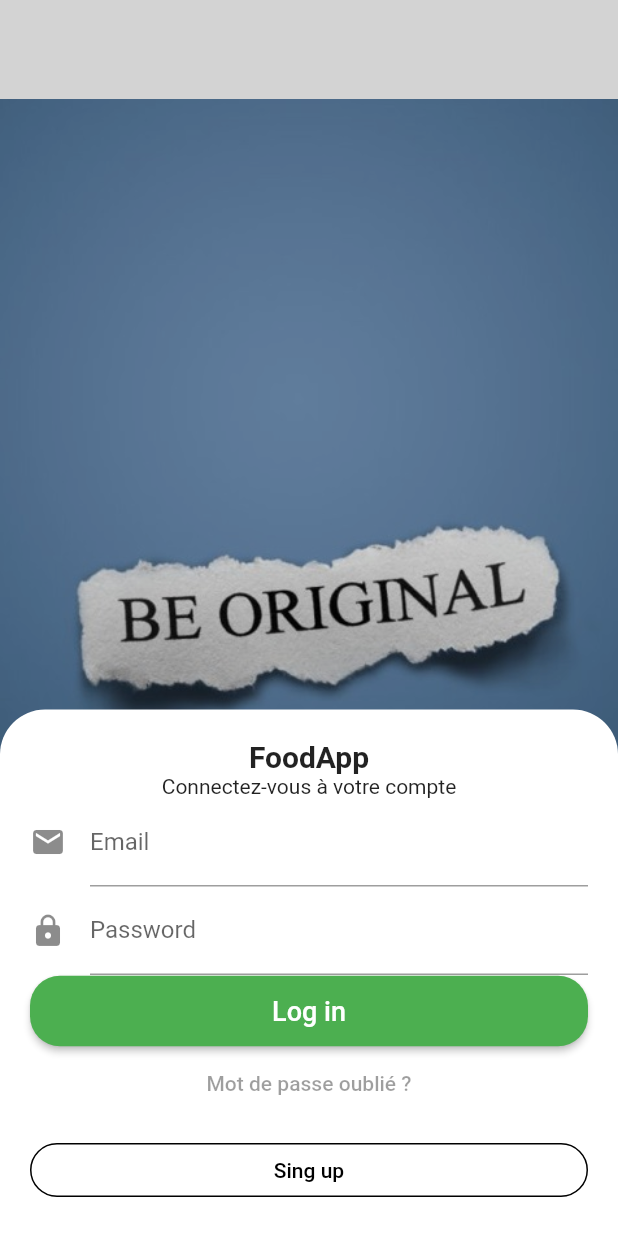
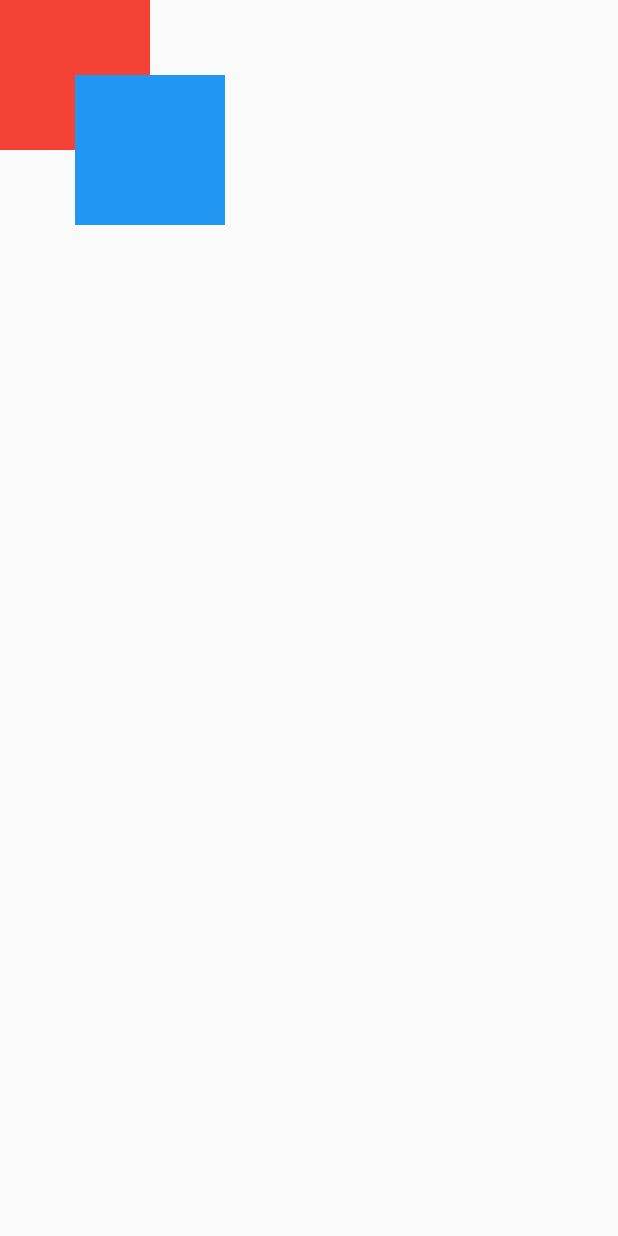
Before and after one commit to miraboy/foodApp, a Flutter app: the loginpage screen opened directly, after a tap on "Log in", on a phone screen of 412 x 824 dp. Run offline on Flutter 3.47's test engine with Material 2 defaults, Android fonts, the phone set to English and light mode, and no system bars.

Commit message:
19/01/2023 9:42

```diff
--- a/lib/main.dart
+++ b/lib/main.dart
@@ -2,6 +2,7 @@ import 'package:FoodApp/screens/login_page.dart';
 import 'package:FoodApp/screens/register.dart';
 import 'package:flutter/material.dart';
 import 'screens/accueil.dart';
+import 'screens/food.dart';
 void main() {
   runApp(const MyApp());
 }
@@ -24,7 +25,8 @@ class MyApp extends StatelessWidget {
       routes:  {
         '/home':(context) => home(),
         '/login':(context) => login(),
-        '/register':(context) => Register()
+        '/register':(context) => Register(),
+        '/foods':(context) => food()
       },
       home: const accueil(),
     );
--- /dev/null
+++ b/lib/screens/food.dart
@@ -0,0 +1,51 @@
+import 'package:flutter/material.dart';
+
+class food extends StatelessWidget {
+  const food({super.key});
+
+  @override
+  Widget build(BuildContext context) {
+    return listfood();
+  }
+}
+
+class listfood extends StatefulWidget {
+  const listfood({super.key});
+
+  @override
+  State<listfood> createState() => _listfoodState();
+}
+
+class _listfoodState extends State<listfood> {
+  @override
+  Widget build(BuildContext context) {
+    return Scaffold(
+      body: Center(
+        child: Stack(
+            children: <Widget>[
+              // widget 1
+              Positioned(
+                top: 0,
+                left: 0,
+                child: Container(
+                  width: 100,
+                  height: 100,
+                  color: Colors.red,
+                ),
+              ),
+              // widget 2
+              Positioned(
+                top: 50,
+                left: 50,
+                child: Container(
+                  width: 100,
+                  height: 100,
+                  color: Colors.blue,
+                ),
+              ),
+            ],
+          )
+        ),
+    );
+  }
+}
--- a/lib/screens/login_page.dart
+++ b/lib/screens/login_page.dart
@@ -73,7 +73,9 @@ class _loginpageState extends State<loginpage> {
                                   borderRadius: BorderRadius.all(Radius.circular(20)),
                                 ),
                               ),
-                              onPressed: () {},
+                              onPressed: () {
+                                Navigator.pushNamed(context, '/foods');
+                              },
                               child: const Text('Log in', style: TextStyle(fontSize: 18),),
 
                             ),
```
Also changed, not shown: lib/assets/bg1.jpg (added), lib/assets/h1.png (added), lib/assets/h2.png (added), lib/assets/h3.png (added), lib/assets/h4.png (added).
